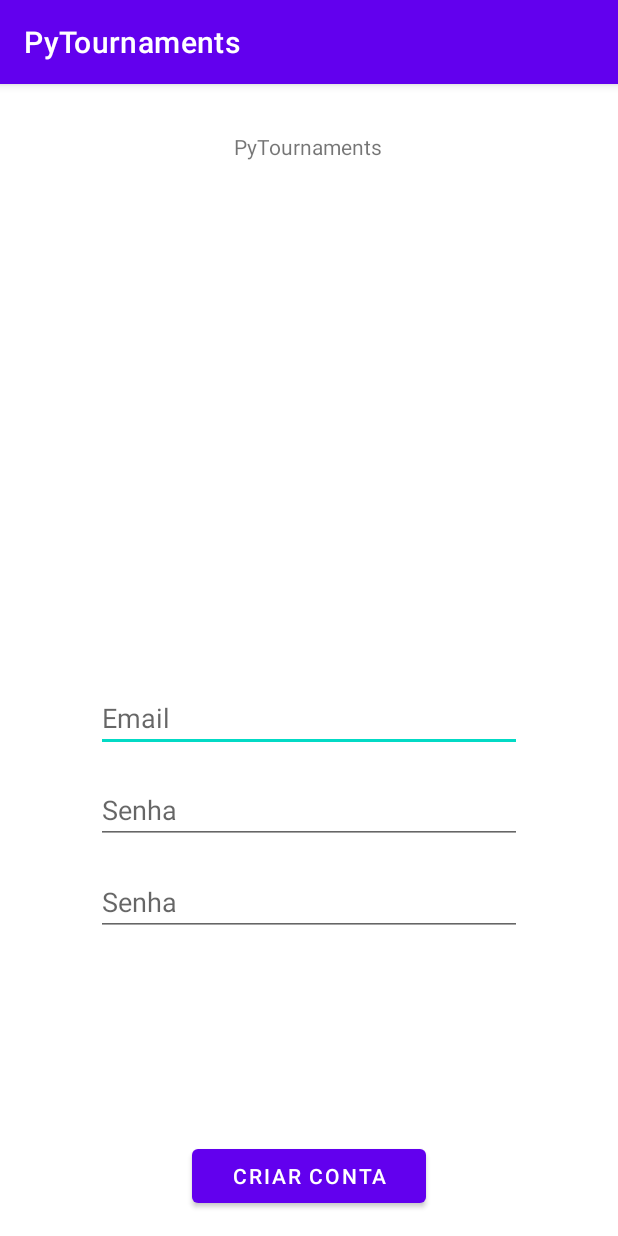
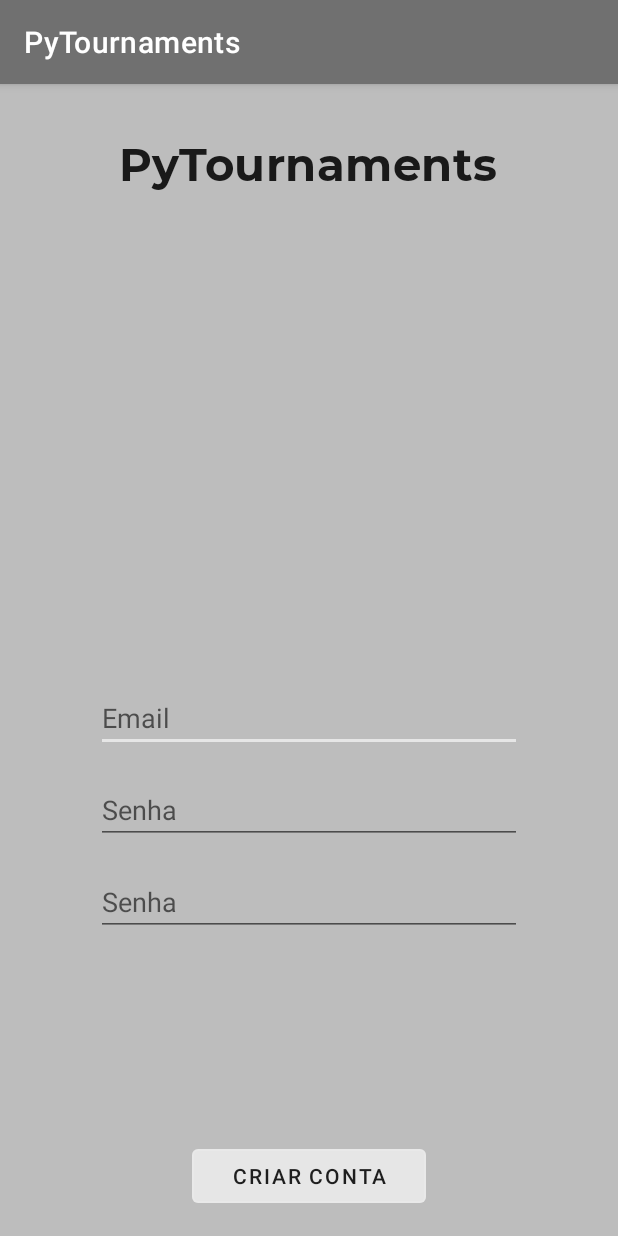
Before and after one commit to ygorareda/ProjetoPDM2021, an Android app: the fragment LoginSignUpFragment shown on its own in the app's theme, on a phone screen of 412 x 824 dp. Run offline under Robolectric (Android 15) with nearby library versions, the phone set to English and light mode, and no system bars; our stand-ins replace data binding.

Commit message:
Implementação do tema nos últimos Fragments adicionados

```diff
--- a/app/src/main/res/layout/fragment_login_sign_up.xml
+++ b/app/src/main/res/layout/fragment_login_sign_up.xml
@@ -1,17 +1,24 @@
 <?xml version="1.0" encoding="utf-8"?>
-<androidx.constraintlayout.widget.ConstraintLayout xmlns:android="http://schemas.android.com/apk/res/android"
+<layout
+    xmlns:android="http://schemas.android.com/apk/res/android"
     xmlns:app="http://schemas.android.com/apk/res-auto"
-    xmlns:tools="http://schemas.android.com/tools"
+    xmlns:tools="http://schemas.android.com/tools">
+
+    <data>
+
+    </data>
+
+    <androidx.constraintlayout.widget.ConstraintLayout
         android:id="@+id/clLoginSignUpFragment"
+        style="?backgroundColor"
         android:layout_width="match_parent"
         android:layout_height="match_parent"
-    tools:context=".ui.fragment.login.LoginSignUpFragment"
-
-
-    >
+        android:background="?backgroundColor"
+        tools:context=".ui.fragment.login.LoginSignUpFragment">
 
         <TextView
             android:id="@+id/tvSignUpTitle"
+            style="?titleStyle"
             android:layout_width="wrap_content"
             android:layout_height="wrap_content"
             android:layout_marginTop="32dp"
@@ -76,6 +83,7 @@
 
         <Button
             android:id="@+id/btSignUp"
+            style="?secondaryButtonStyle"
             android:layout_width="0dp"
             android:layout_height="wrap_content"
             android:layout_marginStart="128dp"
@@ -88,3 +96,4 @@
             app:layout_constraintStart_toStartOf="parent" />
 
     </androidx.constraintlayout.widget.ConstraintLayout>
+</layout>
--- a/app/src/main/res/values-night/themes.xml
+++ b/app/src/main/res/values-night/themes.xml
@@ -2,15 +2,33 @@
     <!-- Base application theme. -->
     <style name="Theme.PyTournaments" parent="Theme.MaterialComponents.DayNight.DarkActionBar">
         <!-- Primary brand color. -->
-        <item name="colorPrimary">@color/purple_200</item>
-        <item name="colorPrimaryVariant">@color/purple_700</item>
+        <item name="colorPrimary">@color/light_purple</item>
+        <item name="colorPrimaryVariant">@color/dark_purple_2</item>
         <item name="colorOnPrimary">@color/black</item>
         <!-- Secondary brand color. -->
-        <item name="colorSecondary">@color/teal_200</item>
-        <item name="colorSecondaryVariant">@color/teal_200</item>
-        <item name="colorOnSecondary">@color/black</item>
+        <item name="colorSecondary">@color/white_purple</item>
+        <item name="colorSecondaryVariant">@color/black</item>
+        <item name="colorOnSecondary">@color/white</item>
         <!-- Status bar color. -->
         <item name="android:statusBarColor" tools:targetApi="l">?attr/colorPrimaryVariant</item>
         <!-- Customize your theme here. -->
+        <item name="colorSurface">@color/black_2</item>
+        <item name="colorOnSurface">@color/white</item>
+
+        <item name="colorError">@color/dark_red</item>
+        <item name="colorOnError">@color/white_2</item>
+
+        <item name="backgroundColor">@color/dark_purple</item>
+        <item name="colorOnBackground">@color/light_purple</item>
+
+        <item name="primaryButtonStyle">
+            @style/Widget.MaterialComponents.Button.OutlinedButton.PrimaryButton
+        </item>
+        <item name="secondaryButtonStyle">
+            @style/Widget.MaterialComponents.Button.OutlinedButton.SecondaryButton
+        </item>
+
+        <item name="titleStyle">@style/Base.TextAppearance.AppCompat.BasicTitle</item>
+
     </style>
 </resources>
--- a/app/src/main/res/values/colors.xml
+++ b/app/src/main/res/values/colors.xml
@@ -1,10 +1,22 @@
 <?xml version="1.0" encoding="utf-8"?>
 <resources>
-    <color name="purple_200">#FFBB86FC</color>
-    <color name="purple_500">#FF6200EE</color>
-    <color name="purple_700">#FF3700B3</color>
-    <color name="teal_200">#FF03DAC5</color>
-    <color name="teal_700">#FF018786</color>
-    <color name="black">#FF000000</color>
-    <color name="white">#FFFFFFFF</color>
+    <color name="black">#1E1E1E</color>
+    <color name="black_2">#0C0C0C</color>
+    <color name="white">#FFFFFF</color>
+    <color name="white_2">#E6E6E6</color>
+    <color name="light_gray">#BDBDBD</color>
+    <color name="light_gray_2">#9A9A9A</color>
+    <color name="gray">#707070</color>
+    <color name="green">#56ED34</color>
+    <color name="green_2">#38C518</color>
+    <color name="red">#DF3434</color>
+    <color name="red_2">#DF1818</color>
+    <color name="dark_red">#B10F0F</color>
+    <color name="dark_purple">#361B5C</color>
+    <color name="dark_purple_2">#281445</color>
+    <color name="purple">#673AB7</color>
+    <color name="purple_2">#50279A</color>
+    <color name="light_purple">#905DEC</color>
+    <color name="light_purple_2">#7E5AC1</color>
+    <color name="white_purple">#C6A9FD</color>
 </resources>
--- /dev/null
+++ b/app/src/main/res/values/styles.xml
@@ -0,0 +1,23 @@
+<resources>
+
+    <style name="Widget.MaterialComponents.Button.OutlinedButton.PrimaryButton">
+        <item name="cornerRadius">8dp</item>
+        <item name="android:paddingTop">16dp</item>
+        <item name="android:paddingBottom">16dp</item>
+        <item name="android:textColor">?attr/colorOnPrimary</item>
+        <item name="backgroundTint">?attr/colorPrimary</item>
+        <item name="rippleColor">?attr/colorPrimary</item>
+    </style>
+
+    <style name="Widget.MaterialComponents.Button.OutlinedButton.SecondaryButton">
+        <item name="cornerRadius">4dp</item>
+        <item name="android:paddingTop">8dp</item>
+        <item name="android:paddingBottom">8dp</item>
+        <item name="backgroundTint">?attr/colorSecondary</item>
+        <item name="rippleColor">?attr/colorSecondary</item>
+        <item name="android:textColor">?attr/colorOnPrimary</item>
+    </style>
+
+
+
+</resources>
--- a/app/src/main/res/values/themes.xml
+++ b/app/src/main/res/values/themes.xml
@@ -2,15 +2,33 @@
     <!-- Base application theme. -->
     <style name="Theme.PyTournaments" parent="Theme.MaterialComponents.DayNight.DarkActionBar">
         <!-- Primary brand color. -->
-        <item name="colorPrimary">@color/purple_500</item>
-        <item name="colorPrimaryVariant">@color/purple_700</item>
-        <item name="colorOnPrimary">@color/white</item>
+        <item name="colorPrimary">@color/gray</item>
+        <item name="colorPrimaryVariant">@color/black</item>
+        <item name="colorOnPrimary">@color/black</item>
         <!-- Secondary brand color. -->
-        <item name="colorSecondary">@color/teal_200</item>
-        <item name="colorSecondaryVariant">@color/teal_700</item>
+        <item name="colorSecondary">@color/white_2</item>
+        <item name="colorSecondaryVariant">@color/black</item>
         <item name="colorOnSecondary">@color/black</item>
         <!-- Status bar color. -->
         <item name="android:statusBarColor" tools:targetApi="l">?attr/colorPrimaryVariant</item>
         <!-- Customize your theme here. -->
+        <item name="colorSurface">@color/black_2</item>
+        <item name="colorOnSurface">@color/white</item>
+
+        <item name="colorError">@color/red_2</item>
+        <item name="colorOnError">@color/white</item>
+
+        <item name="backgroundColor">@color/light_gray</item>
+        <item name="colorOnBackground">@color/black</item>
+
+        <item name="primaryButtonStyle">
+            @style/Widget.MaterialComponents.Button.OutlinedButton.PrimaryButton
+        </item>
+        <item name="secondaryButtonStyle">
+            @style/Widget.MaterialComponents.Button.OutlinedButton.SecondaryButton
+        </item>
+
+        <item name="titleStyle">@style/Base.TextAppearance.AppCompat.BasicTitle</item>
+
     </style>
 </resources>
--- /dev/null
+++ b/app/src/main/res/values/type.xml
@@ -0,0 +1,21 @@
+<?xml version="1.0" encoding="utf-8"?>
+<resources>
+
+    <style name="TextAppearance.MaterialComponents.Button.BaseButton">
+        <item name="android:textStyle">normal</item>
+        <item name="fontFamily">@font/courierprime_bold</item>
+        <item name="android:fontFamily">@font/courierprime_bold</item>
+        <item name="android:letterSpacing">0.01</item>
+        <item name="android:textSize">16sp</item>
+        <item name="android:textAllCaps">true</item>
+    </style>
+
+    <style name="Base.TextAppearance.AppCompat.BasicTitle">
+        <item name="android:textStyle">normal</item>
+        <item name="fontFamily">@font/montserrat_bold</item>
+        <item name="android:fontFamily">@font/manrope_bold</item>
+        <item name="android:letterSpacing">0.01</item>
+        <item name="android:textSize">30sp</item>
+        <item name="android:textAllCaps">false</item>
+    </style>
+</resources>
```
Also changed, not shown: app/src/main/res/layout/fragment_forgot_password.xml (+14 -2 lines), app/src/main/res/layout/fragment_login.xml (+14 -2 lines), app/src/main/res/values/attrs.xml (added, +7 -0 lines), 1 other file. Lines whose indentation alone changed are shown as unchanged.
